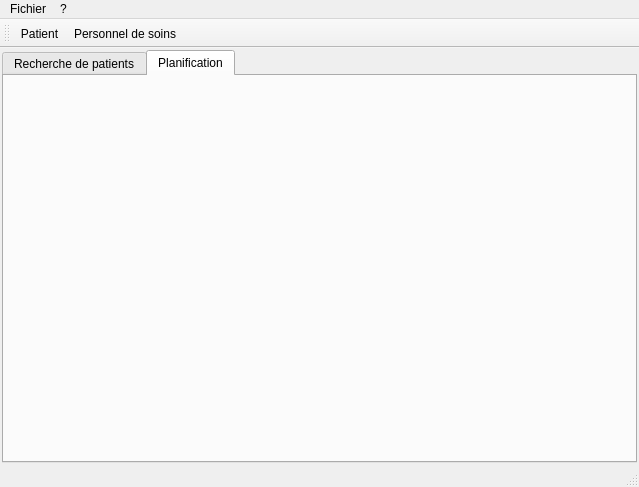
Before: the Qt Designer form Projet/mainwindow.ui in RakSrinaNa/DI4---QT, drawn with Qt 5.
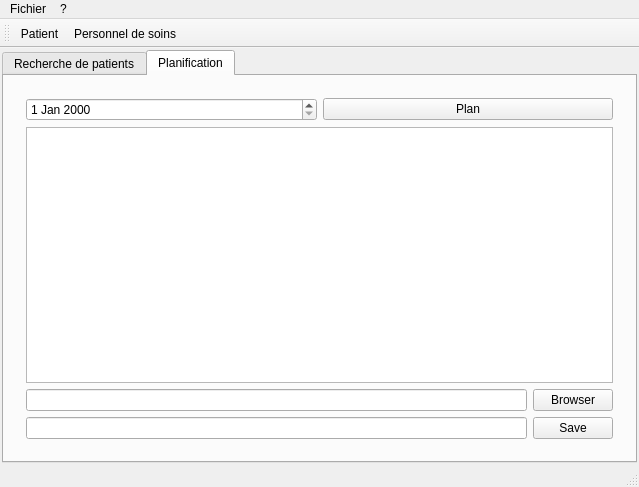
After: the same form once the commit is applied. The open tabs and pages were chosen to show the change.

```diff
--- a/Projet/mainwindow.ui
+++ b/Projet/mainwindow.ui
@@ -143,6 +143,66 @@
        <attribute name="title">
         <string>Planification</string>
        </attribute>
+       <layout class="QVBoxLayout" name="verticalLayout_4">
+        <item>
+         <widget class="QWidget" name="verticalWidget_2" native="true">
+          <layout class="QVBoxLayout" name="verticalLayout_3">
+           <item>
+            <layout class="QHBoxLayout" name="horizontalLayout_4">
+             <item>
+              <widget class="QDateEdit" name="planDateEdit"/>
+             </item>
+             <item>
+              <widget class="QPushButton" name="planPushButton">
+               <property name="text">
+                <string>Plan</string>
+               </property>
+              </widget>
+             </item>
+            </layout>
+           </item>
+           <item>
+            <widget class="QTextBrowser" name="planTextBrowser">
+             <property name="sizePolicy">
+              <sizepolicy hsizetype="Expanding" vsizetype="Expanding">
+               <horstretch>0</horstretch>
+               <verstretch>0</verstretch>
+              </sizepolicy>
+             </property>
+            </widget>
+           </item>
+           <item>
+            <layout class="QGridLayout" name="gridLayout">
+             <item row="1" column="1">
+              <widget class="QPushButton" name="savePushButton">
+               <property name="text">
+                <string>Save</string>
+               </property>
+              </widget>
+             </item>
+             <item row="0" column="1">
+              <widget class="QPushButton" name="pathPushButton">
+               <property name="text">
+                <string>Browser</string>
+               </property>
+              </widget>
+             </item>
+             <item row="0" column="0">
+              <widget class="QLineEdit" name="pathLineEdit">
+               <property name="readOnly">
+                <bool>true</bool>
+               </property>
+              </widget>
+             </item>
+             <item row="1" column="0">
+              <widget class="QLineEdit" name="saveLineEdit"/>
+             </item>
+            </layout>
+           </item>
+          </layout>
+         </widget>
+        </item>
+       </layout>
       </widget>
      </widget>
     </item>
```
Left out of the diff: 4 changed lines with no effect on the pictures.
